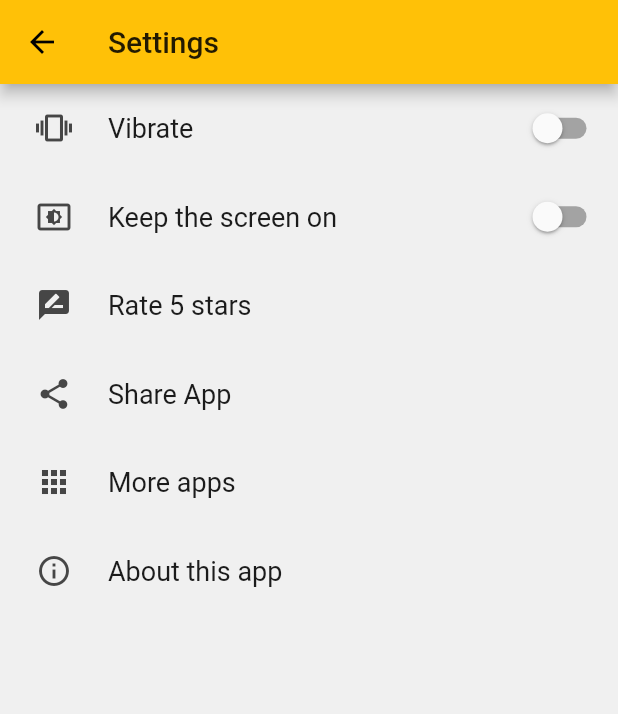
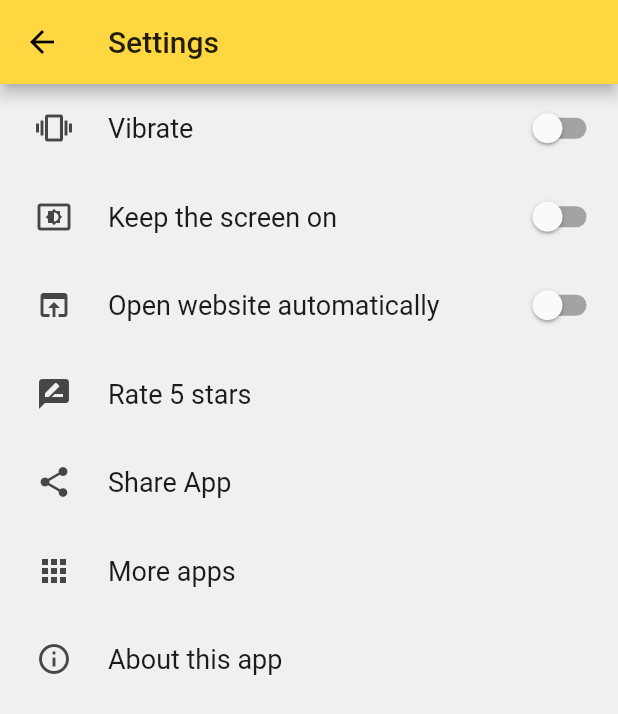
Before and after one commit to smok95/jkqrcode-reader, a Flutter app: the SettingsPage screen opened directly, on a phone screen of 412 x 824 dp. Shown: the top 714 px of the screen. Run offline on Flutter 3.47's test engine with Material 2 defaults, Android fonts, the phone set to English and light mode, and no system bars; drawn by our look-alikes of settings_ui; our stand-ins replace barcode_widget, device_info, get, hive, hive_flutter, package_info and 2 more; missing offline and left inert: admob_flutter, flag, flutter_localized_country_name, qr_code_scanner, screen; accounts and stored records are empty.

Commit message:
add 'open website automatically'

```diff
--- a/lib/my_local.dart
+++ b/lib/my_local.dart
@@ -11,46 +11,52 @@ class MyLocal {
 
   static Map<String, Map<String, String>> _values = {
     'en': {
+      'app info': 'About this app',
+      'copy': 'Copy',
+      'dark mode': 'Dark Mode',
+      'ean13 country flag notice':
+          'The first three digits of the EAN-13 (GS1 Prefix) usually identify the GS1 Member Organization which the manufacturer has joined\n(not necessarily where the product is actually made).',
+      'google url': 'www.google.com',
+      'installed date': 'Installed',
+      'keep the screen on': 'Keep the screen on',
+      'more apps': 'More apps',
+      'open': 'Open',
+      'open settings': 'OPEN SETTINGS',
+      'open website automatically': 'Open website automatically',
+      'rate review': 'Rate 5 stars',
+      'scan result': 'Scan Result',
+      'search': 'Search',
+      'settings': 'Settings',
+      'share': 'Share',
+      'share app': 'Share App',
       'title': 'JK QRCode Reader',
-      'scan result': 'Scan Result',
-      'copy': 'Copy',
-      'keep the screen on': 'Keep the screen on',
-      'share': 'Share',
-      'search': 'Search',
-      'open': 'Open',
-      'google url': 'www.google.com',
-      'settings': 'Settings',
-      'open settings': 'OPEN SETTINGS',
-      'dark mode': 'Dark Mode',
-      'share app': 'Share App',
-      'rate review': 'Rate 5 stars',
-      'more apps': 'More apps',
-      'app info': 'About this app',
+      'updated date': 'Updated',
       'vibrate': 'Vibrate',
       'view code': 'View code',
-      'ean13 country flag notice':
-          'The first three digits of the EAN-13 (GS1 Prefix) usually identify the GS1 Member Organization which the manufacturer has joined\n(not necessarily where the product is actually made).',
     },
     'ko': {
+      'app info': '앱 정보',
+      'copy': '복사',
+      'dark mode': '다크 모드',
+      'ean13 country flag notice':
+          '현재 표시된 국기는 바코드를 발급한 국가(또는 지역)의 정보이며, 제품의 원산지 정보는 아닙니다.',
+      'google url': 'www.google.co.kr',
+      'installed date': '설치 일자',
+      'keep the screen on': '화면을 켜진 상태로 유지',
+      'more apps': '다른 앱 보기',
+      'open': '열기',
+      'open settings': '설정 열기',
+      'open website automatically': '웹사이트 자동으로 열기',
+      'rate review': '별점주기',
+      'scan result': '스캔 결과',
+      'search': '검색',
+      'settings': '설정',
+      'share': '공유',
+      'share app': '앱 공유하기',
       'title': 'JK QR코드 리더',
-      'scan result': '스캔 결과',
-      'copy': '복사',
-      'keep the screen on': '화면을 켜진 상태로 유지',
-      'share': '공유',
-      'search': '검색',
-      'open': '열기',
-      'google url': 'www.google.co.kr',
-      'settings': '설정',
-      'open settings': '설정 열기',
-      'dark mode': '다크 모드',
-      'share app': '앱 공유하기',
-      'rate review': '별점주기',
-      'more apps': '다른 앱 보기',
-      'app info': '앱 정보',
+      'updated date': '업데이트 일자',
       'vibrate': '진동 알림',
       'view code': '코드 보기',
-      'ean13 country flag notice':
-          '바코드를 발급한 국가(또는 지역)의 정보이며, 제품의 원산지 정보는 아닙니다.',
     },
   };
 
--- a/lib/my_theme.dart
+++ b/lib/my_theme.dart
@@ -3,11 +3,11 @@ import 'package:flutter/material.dart';
 final ThemeData myTheme = ThemeData(
   primarySwatch: Colors.amber,
   brightness: Brightness.light,
-  primaryColor: Color(0xffffc107),
+  primaryColor: Color(0xffFFD740),
   primaryColorBrightness: Brightness.light,
   primaryColorLight: Color(0xffffecb3),
   primaryColorDark: Color(0xffffa000),
-  accentColor: Color(0xffffc107),
+  accentColor: Color(0xffFFD740),
   accentColorBrightness: Brightness.light,
   canvasColor: Color(0xfffafafa),
   scaffoldBackgroundColor: Color(0xfffafafa),
@@ -27,7 +27,7 @@ final ThemeData myTheme = ThemeData(
   textSelectionHandleColor: Color(0xffffd54f),
   backgroundColor: Color(0xffffe082),
   dialogBackgroundColor: Color(0xffffffff),
-  indicatorColor: Color(0xffffc107),
+  indicatorColor: Color(0xffFFD740),
   hintColor: Color(0x8a000000),
   errorColor: Color(0xffd32f2f),
   buttonTheme: ButtonThemeData(
@@ -51,9 +51,9 @@ final ThemeData myTheme = ThemeData(
     focusColor: Color(0x1f000000),
     hoverColor: Color(0x0a000000),
     colorScheme: ColorScheme(
-      primary: Color(0xffffc107),
+      primary: Color(0xffFFD740),
       primaryVariant: Color(0xffffa000),
-      secondary: Color(0xffffc107),
+      secondary: Color(0xffFFD740),
       secondaryVariant: Color(0xffffa000),
       surface: Color(0xffffffff),
       background: Color(0xffffe082),
--- a/lib/settings_page.dart
+++ b/lib/settings_page.dart
@@ -17,10 +17,14 @@ class SettingsPage extends StatefulWidget {
   /// 화면 켜진 상태로 유지
   bool keepTheScreenOn = false;
 
+  /// 웹페이지 자동으로 열기
+  bool autoOpenWeb = false;
+
   SettingsPage(
       {this.onToggleDarkMode,
       this.onSettingChange,
       this.useVibrate,
+      this.autoOpenWeb,
       this.keepTheScreenOn});
 
   @override
@@ -68,7 +72,17 @@ class _SettingsPageState extends State<SettingsPage> {
                       widget.keepTheScreenOn = value;
                     });
                   },
-                  switchValue: widget.keepTheScreenOn)
+                  switchValue: widget.keepTheScreenOn),
+              SettingsTile.switchTile(
+                  leading: Icon(Icons.open_in_browser),
+                  title: lo('open website automatically'),
+                  onToggle: (value) {
+                    _fireChange('open website automatically', value);
+                    setState(() {
+                      widget.autoOpenWeb = value;
+                    });
+                  },
+                  switchValue: widget.autoOpenWeb)
             ],
           ),
           SettingsSection(
@@ -97,10 +111,12 @@ class _SettingsPageState extends State<SettingsPage> {
                 title: lo('app info'),
                 onTap: () async {
                   PackageInfo packageInfo = await PackageInfo.fromPlatform();
+
                   showAboutDialog(
-                      context: context,
-                      applicationName: packageInfo.appName,
-                      applicationVersion: packageInfo.version);
+                    context: context,
+                    applicationName: packageInfo.appName,
+                    applicationVersion: packageInfo.version,
+                  );
                 },
               ),
             ],
--- a/pubspec.yaml
+++ b/pubspec.yaml
@@ -15,7 +15,7 @@ publish_to: 'none' # Remove this line if you wish to publish to pub.dev
 # In iOS, build-name is used as CFBundleShortVersionString while build-number used as CFBundleVersion.
 # Read more about iOS versioning at
 # https://developer.apple.com/library/archive/documentation/General/Reference/InfoPlistKeyReference/Articles/CoreFoundationKeys.html
-version: 1.5.0+6
+version: 1.6.0+7
 
 environment:
   sdk: ">=2.7.0 <3.0.0"
@@ -40,6 +40,7 @@ dependencies:
   settings_ui: ^0.3.0
   package_info: ^0.4.1
   flutter_localized_country_name: ^0.0.1
+  date_format: ^1.0.9
   vibration: ^1.4.0
   get: ^3.4.1
   hive: ^1.4.4
```
Also changed, not shown: lib/main.dart (+45 -15 lines), lib/scan_result_page.dart (+24 -18 lines), pubspec.lock, 3 other files.
